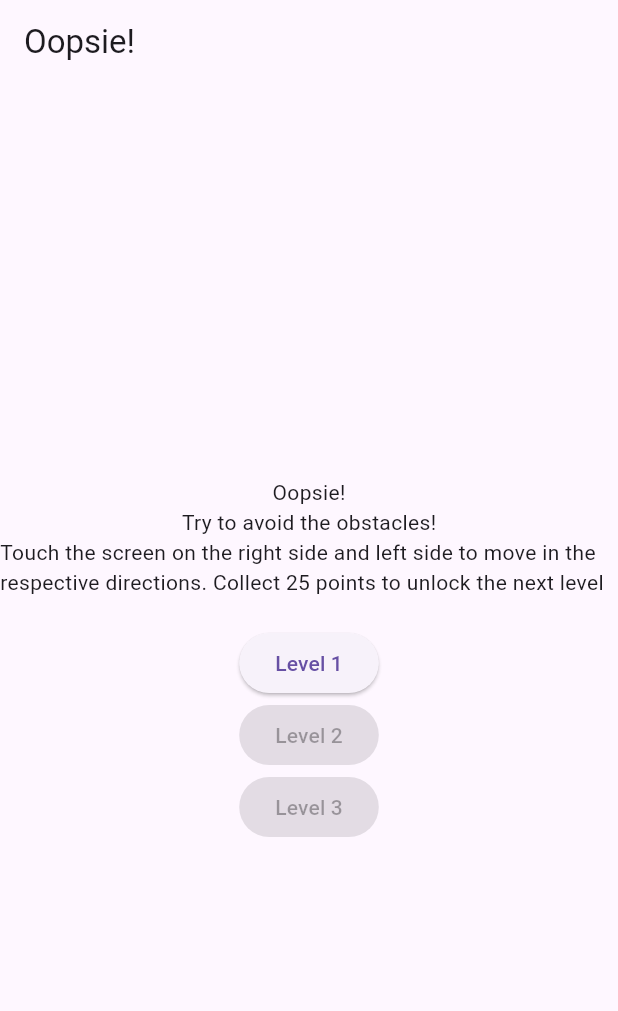
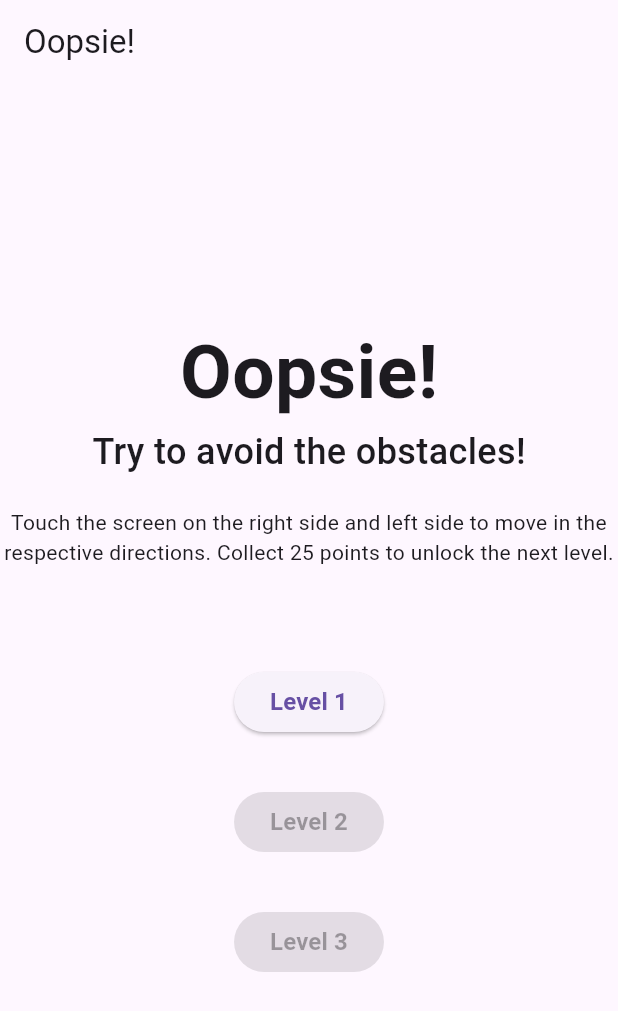
Before and after one commit to andreamicheli/oopsie, a Flutter app: the screen it shows after launch, on a phone screen of 412 x 824 dp. Shown: the top 1011 px of the screen. Run offline on Flutter 3.47's test engine with Material 3 defaults, Android fonts, the phone set to English and light mode, and no system bars; our stand-ins replace get, hive_flutter; missing offline and left inert: flame, flame_forge2d, flame_kenney_xml; accounts and stored records are empty.

Commit message:
styled a bit

```diff
--- a/lib/screens/game_screen.dart
+++ b/lib/screens/game_screen.dart
@@ -17,12 +17,6 @@ class GameScreen extends StatelessWidget {
         title: const Text('Game Screen'),
       ),
       body: GameWidget(game: _game),
-      floatingActionButton: FloatingActionButton(
-        onPressed: () {
-          Get.toNamed("/results");
-        },
-        child: const Icon(Icons.arrow_forward),
-      ),
     );
   }
 }
--- a/lib/screens/start_screen.dart
+++ b/lib/screens/start_screen.dart
@@ -15,40 +15,83 @@ class StartScreen extends StatelessWidget {
         child: Column(
           mainAxisAlignment: MainAxisAlignment.center,
           children: [
-            const Text('Oopsie!'),
-            const Text('Try to avoid the obstacles!'),
             const Text(
-                'Touch the screen on the right side and left side to move in the respective directions. Collect 25 points to unlock the next level'),
+              'Oopsie!',
+              style: TextStyle(
+                fontSize: 50,
+                fontWeight: FontWeight.bold,
+              ),
+            ),
+            const Text(
+              'Try to avoid the obstacles!',
+              style: TextStyle(
+                fontSize: 24,
+                fontWeight: FontWeight.w500,
+              ),
+            ),
             const SizedBox(height: 20),
+            Container(
+              width: 420,
+              child: const Text(
+                'Touch the screen on the right side and left side to move in the respective directions. Collect 25 points to unlock the next level.',
+                textAlign: TextAlign.center,
+              ),
+            ),
+            const SizedBox(height: 50),
             Column(
               children: [
-                ElevatedButton(
+                Padding(
+                  padding: const EdgeInsets.symmetric(vertical: 16.0),
+                  child: ElevatedButton(
                     onPressed: levelController.currentLevel.value < 0
                         ? null
                         : () {
                             levelController.setLevel(0);
                             Get.toNamed("/game");
                           },
-                  child: const Text('Level 1'),
+                    child: const Text(
+                      'Level 1',
+                      style: TextStyle(
+                        fontSize: 16,
+                        fontWeight: FontWeight.bold,
                       ),
-                ElevatedButton(
+                    ),
+                  ),
+                ),
+                Padding(
+                    padding: const EdgeInsets.symmetric(vertical: 16.0),
+                    child: ElevatedButton(
                       onPressed: levelController.currentLevel.value < 1
                           ? null
                           : () {
                               levelController.setLevel(1);
                               Get.toNamed("/game");
                             },
-                  child: const Text('Level 2'),
+                      child: const Text(
+                        'Level 2',
+                        style: TextStyle(
+                          fontSize: 16,
+                          fontWeight: FontWeight.bold,
                         ),
-                ElevatedButton(
+                      ),
+                    )),
+                Padding(
+                    padding: const EdgeInsets.symmetric(vertical: 16.0),
+                    child: ElevatedButton(
                       onPressed: levelController.currentLevel.value < 2
                           ? null
                           : () {
                               levelController.setLevel(2);
                               Get.toNamed("/game");
                             },
-                  child: const Text('Level 3'),
+                      child: const Text(
+                        'Level 3',
+                        style: TextStyle(
+                          fontSize: 16,
+                          fontWeight: FontWeight.bold,
                         ),
+                      ),
+                    ))
               ],
             ),
           ],
```
Also changed, not shown: lib/screens/next_screen.dart (+27 -4 lines), lib/screens/results_screen.dart (+15 -3 lines). Lines whose indentation alone changed are shown as unchanged.
